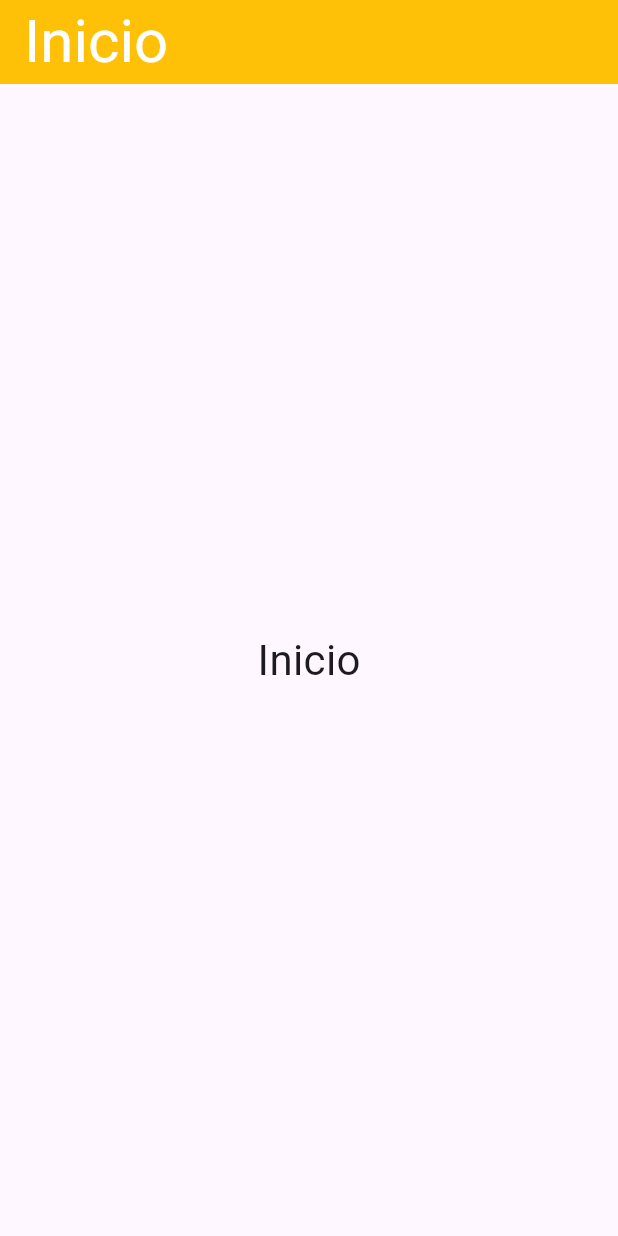
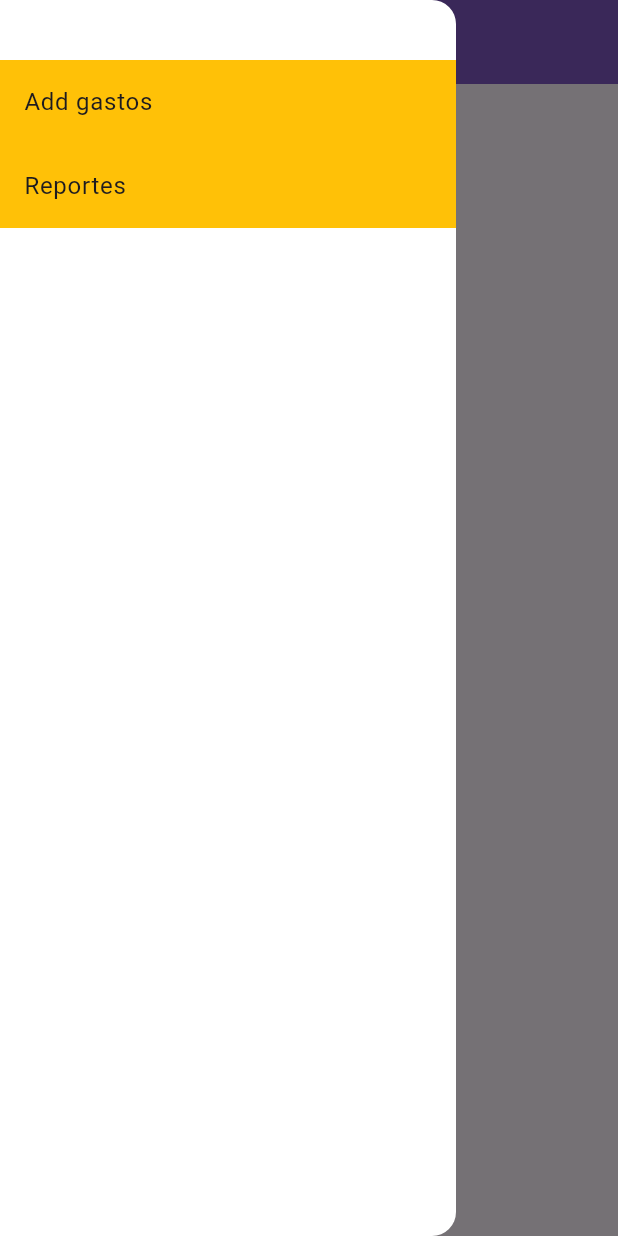
Before and after one commit to Quev3do/parcial3-ing-sistemas-paiz-qa21002, a Flutter app: the screen it shows after launch, with the side drawer open (before the commit the screen has no drawer), on a phone screen of 412 x 824 dp. Run offline on Flutter 3.47's test engine with Material 3 defaults, Android fonts, the phone set to English and light mode, and no system bars.

Commit message:
nuevamente, fail

```diff
--- a/parcial3/lib/presentation/screen/Home.dart
+++ b/parcial3/lib/presentation/screen/Home.dart
@@ -13,7 +13,7 @@ class Home extends StatelessWidget {
       initialRoute: '/',
       routes: {
         '/': (context) => Inicio(),
-        '/agregarGasto': (context) => Addgastos(),
+        '/agregarGastos': (context) => Addgastos(),
         '/reportes': (context) => Reportes(),
       },
     );
--- a/parcial3/lib/presentation/screen/Inicio.dart
+++ b/parcial3/lib/presentation/screen/Inicio.dart
@@ -1,23 +1,81 @@
 import 'package:flutter/material.dart';
+import 'package:parcial3/presentation/screen/AddGastos.dart';
+import 'package:parcial3/presentation/screen/Reportes.dart';
 
 class Inicio extends StatelessWidget {
   const Inicio({super.key});
 
   @override
   Widget build(BuildContext context) {
+    //final screen = [const Addgastos(), const Reportes()];
+    //int selectedIndex = 0;
+
     return Scaffold(
       appBar: AppBar(
         title: const Text('Inicio', style: TextStyle(color: Colors.white, fontSize: 40.0),),
-        backgroundColor: Colors.amber,
+        backgroundColor: Colors.deepPurple[400],
+      ),
+      drawer: Drawer(
+        backgroundColor: Colors.white,
+
+        child: Column(
+          children: [
+            Container(
+              margin: EdgeInsets.all(20.0),
+
+            ),
+            Expanded(child: ListView(
+              children: [
+                GestureDetector(
+                  onTap: () {
+                    Navigator.pushNamed(context, "/agregarGastos");
+                  },
+                  child: const ListTile(
+                    title: Text("Add gastos"),
+                    tileColor: Colors.amber,
+                  ),
+                ),
+                GestureDetector(
+                  onTap: () {
+                    Navigator.pushNamed(context, "/reportes");
+                  },
+                  child: const ListTile(
+                    title: Text("Reportes"),
+                    tileColor: Colors.amber,
+                  ),
+                ),
+              ],
+            ))
+          ],
+        ),
       ),
       body: Center(
+
         child: Column(
           mainAxisAlignment: MainAxisAlignment.center,
           children: [
-            const Text('Inicio', style: TextStyle(fontSize:28.0),),
+            const Text("Inicio", style: TextStyle(fontSize: 50.0),)
           ],
         ),
       ),
-    );
+      );
+      /*bottomNavigationBar: BottomNavigationBar(
+        currentIndex: selectedIndex,
+        onTap: (value) {
+
+        },
+        items: const [
+          BottomNavigationBarItem(
+            icon: Icon(Icons.monetization_on_outlined),
+            label: "Add Gastos",
+            activeIcon: Icon(Icons.monetization_on),
+          ),
+          BottomNavigationBarItem(
+            icon: Icon(Icons.note_add_outlined),
+            label: "Reportes",
+            activeIcon: Icon(Icons.note_add),
+          ),
+        ],
+      ),*/
   }
 }
--- a/parcial3/pubspec.yaml
+++ b/parcial3/pubspec.yaml
@@ -9,6 +9,7 @@ environment:
 dependencies:
   flutter:
     sdk: flutter
+  sqflite: ^2.4.2
 
 dev_dependencies:
   flutter_test:
```
Also changed, not shown: parcial3/lib/presentation/screen/AddGastos.dart (+15 -1 lines), parcial3/lib/presentation/screen/Reportes.dart (+13 -1 lines), parcial3/pubspec.lock, 1 other file.
